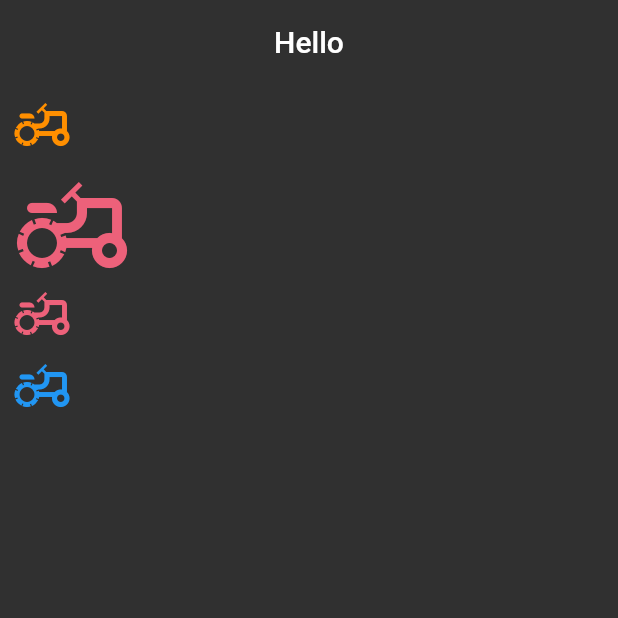
After one commit to burakgurler16/widgets_learn, a Flutter app: the screen it shows after launch, on a phone screen of 412 x 824 dp, the top half of it. The commit adds this screen. Run offline on Flutter 3.47's test engine with Material 2 defaults, Android fonts, the light colour scheme and no system bars; our stand-ins replace transparent_image.

Commit message:
Icon learn

```diff
--- a/lib/main.dart
+++ b/lib/main.dart
@@ -4,6 +4,7 @@ import 'package:widgets_learn/login_screens/login_screen_ui_1.dart';
 import 'package:widgets_learn/widgets/app_bar.dart';
 import 'package:widgets_learn/widgets/button_learn.dart';
 import 'package:widgets_learn/widgets/container_sized_box.dart';
+import 'package:widgets_learn/widgets/icon_learn.dart';
 import 'package:widgets_learn/widgets/scaffold_learn.dart';
 import 'package:widgets_learn/widgets/text_learn.dart';
 
@@ -17,13 +18,17 @@ class MyApp extends StatelessWidget {
     return MaterialApp(
       title: 'Widget Learn',
       theme: ThemeData.dark().copyWith(
+          backgroundColor: Colors.amber[800],
+          iconTheme: IconThemeData(
+            color: Colors.blue,
+          ),
           appBarTheme: const AppBarTheme(
-        centerTitle: true,
-        backgroundColor: Colors.red,
-        elevation: 0,
-        systemOverlayStyle: SystemUiOverlayStyle.light,
-      )),
-      home: const AppBarLearnView(),
+            centerTitle: true,
+            backgroundColor: Colors.transparent,
+            elevation: 0,
+            systemOverlayStyle: SystemUiOverlayStyle.light,
+          )),
+      home: IconLearnView(),
     );
   }
 }
--- /dev/null
+++ b/lib/widgets/icon_learn.dart
@@ -0,0 +1,63 @@
+import 'package:flutter/material.dart';
+
+class IconLearnView extends StatelessWidget {
+  IconLearnView({Key? key}) : super(key: key);
+  final IconSizes iconSize = IconSizes();
+  final IconColors iconColors = IconColors();
+
+  @override
+  Widget build(BuildContext context) {
+    return Scaffold(
+      appBar: AppBar(
+        title: const Text('Hello'),
+      ),
+      body: Column(
+        children: [
+          IconButton(
+            onPressed: () {},
+            icon: Icon(
+              Icons.agriculture_outlined,
+              color: Theme.of(context).backgroundColor,
+              size: iconSize.iconSmall,
+            ),
+          ),
+          IconButton(
+            onPressed: () {},
+            icon: Icon(
+              Icons.agriculture_outlined,
+              color: iconColors.flory,
+              size: IconSizes.iconSmall2x,
+            ),
+          ),
+          const SizedBox(
+            height: 30,
+          ),
+          IconButton(
+            onPressed: () {},
+            icon: Icon(
+              Icons.agriculture_outlined,
+              color: iconColors.flory,
+              size: iconSize.iconSmall,
+            ),
+          ),
+          IconButton(
+            onPressed: () {},
+            icon: Icon(
+              Icons.agriculture_outlined,
+              size: iconSize.iconSmall,
+            ),
+          ),
+        ],
+      ),
+    );
+  }
+}
+
+class IconSizes {
+  final double iconSmall = 40;
+  static const double iconSmall2x = 80;
+}
+
+class IconColors {
+  final Color flory = const Color(0xffED617A);
+}
```
